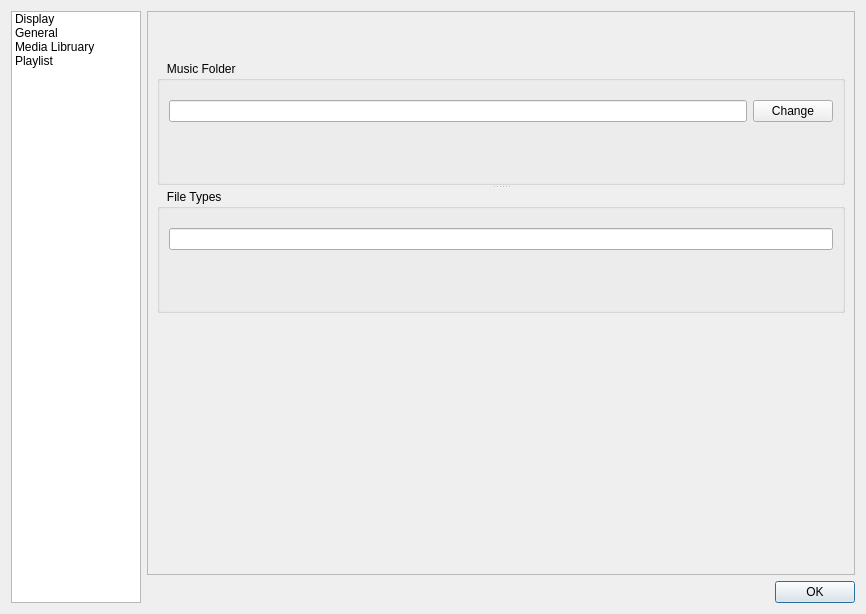
This is preferenceswindow.ui in KirillDubinkin/Errorise as Qt 5 draws it before an edit. The edited form follows.
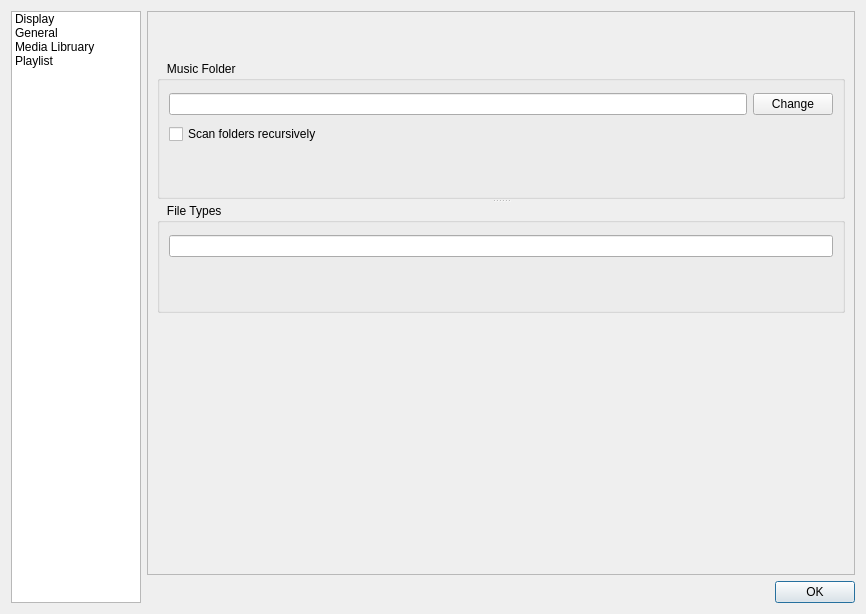
This is the edited form. The open tabs and pages were chosen to show the change.

Commit message: Added 'Scan folders recursively' checkbox in preferences window.

The edit to the form file:
```diff
--- a/preferenceswindow.ui
+++ b/preferenceswindow.ui
@@ -300,7 +300,7 @@
                      </item>
                     </layout>
                    </item>
-                   <item row="2" column="0">
+                   <item row="3" column="0">
                     <spacer name="verticalSpacer_3">
                      <property name="orientation">
                       <enum>Qt::Vertical</enum>
@@ -316,6 +316,13 @@
                      </property>
                     </spacer>
                    </item>
+                   <item row="2" column="0">
+                    <widget class="QCheckBox" name="recursive_scan">
+                     <property name="text">
+                      <string>Scan folders recursively</string>
+                     </property>
+                    </widget>
+                   </item>
                   </layout>
                  </widget>
                  <widget class="QGroupBox" name="groupBox_2">
```
Left out of the diff: 2 changed lines with no effect on the pictures. The commit also changes 2 other files.
